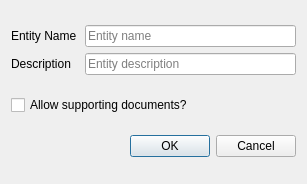
This is ui/wizard/ui_entity.ui in gltn/stdm as Qt 5 draws it before an edit. The edited form follows.
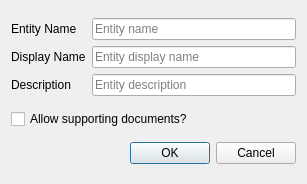
This is the edited form.

Commit message: Incorporate label as an entity property thereby enabling non-ASCII for UI display

The edit to the form file:
```diff
--- a/ui/wizard/ui_entity.ui
+++ b/ui/wizard/ui_entity.ui
@@ -34,7 +34,7 @@
    </item>
    <item>
     <layout class="QGridLayout" name="gridLayout">
-     <item row="1" column="1">
+     <item row="2" column="1">
       <widget class="QLineEdit" name="edtDesc">
        <property name="minimumSize">
         <size>
@@ -47,7 +47,7 @@
        </property>
       </widget>
      </item>
-     <item row="1" column="0">
+     <item row="2" column="0">
       <widget class="QLabel" name="label_2">
        <property name="minimumSize">
         <size>
@@ -86,6 +86,20 @@
        </property>
       </widget>
      </item>
+     <item row="1" column="0">
+      <widget class="QLabel" name="label_3">
+       <property name="text">
+        <string>Display Name</string>
+       </property>
+      </widget>
+     </item>
+     <item row="1" column="1">
+      <widget class="QLineEdit" name="txt_display_name">
+       <property name="placeholderText">
+        <string>Entity display name</string>
+       </property>
+      </widget>
+     </item>
     </layout>
    </item>
    <item>
```
The commit also changes 12 other files.
